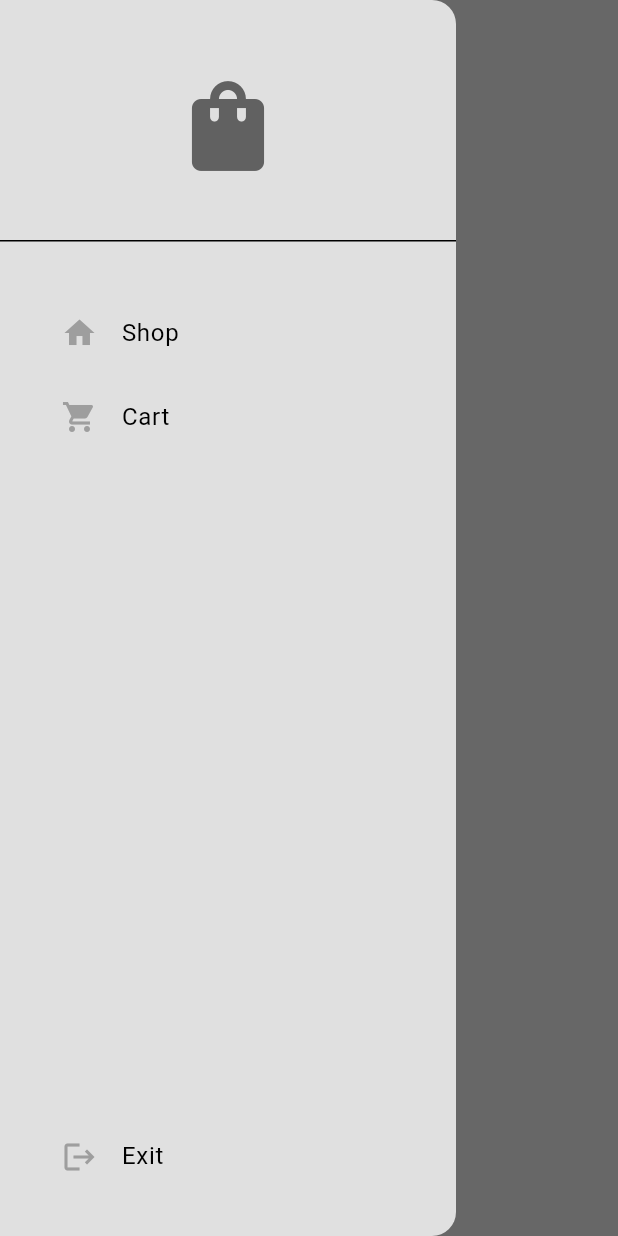
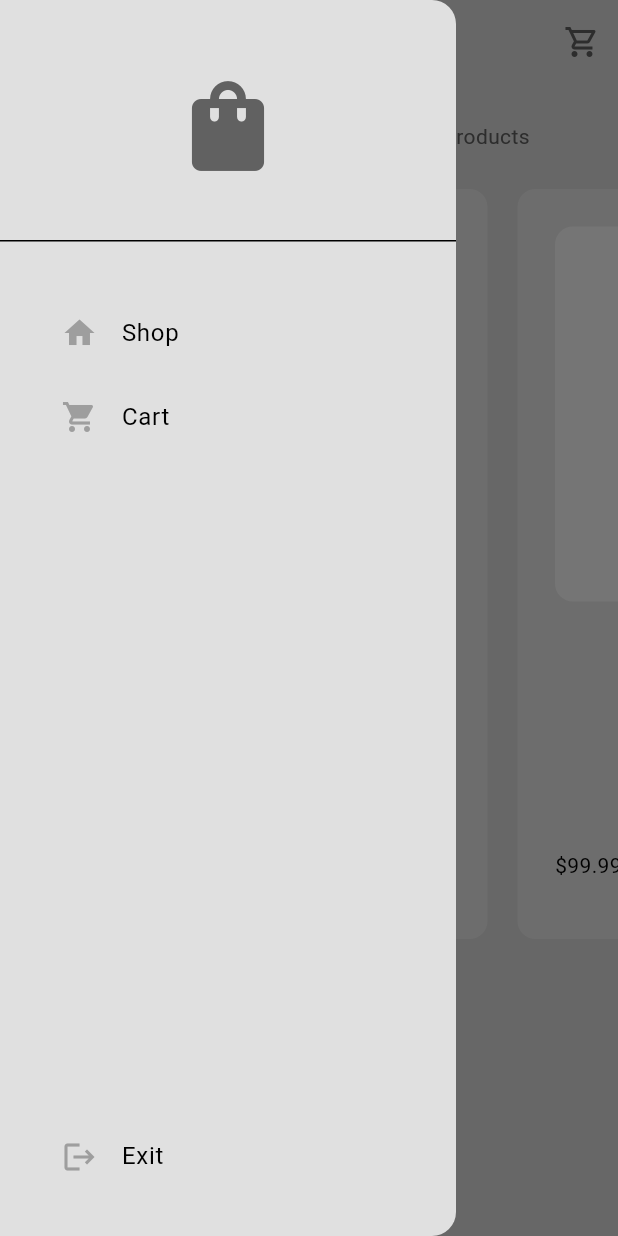
Before and after one commit to PavanBhat007/E-Commerce-App, a Flutter app: the ShopPage screen opened by its route, with the side drawer open, on a phone screen of 412 x 824 dp. Run offline on Flutter 3.47's test engine with Material 3 defaults, Android fonts, the phone set to English and light mode, and no system bars.

Commit message:
project complete

```diff
--- /dev/null
+++ b/e_commerce_app/lib/components/product_tile.dart
@@ -0,0 +1,116 @@
+import "package:e_commerce_app/models/product.dart";
+import "package:e_commerce_app/models/shop.dart";
+import "package:flutter/material.dart";
+import "package:provider/provider.dart";
+
+class ProductTile extends StatelessWidget {
+  final Product product;
+
+  const ProductTile({
+    super.key,
+    required this.product,
+  });
+
+  // add to cart button press
+  void addToCart(BuildContext context) {
+    showDialog(
+      context: context,
+      builder: (context) =>
+          AlertDialog(content: Text("Add this item to cart?"), actions: [
+        // cancel button
+        MaterialButton(
+          onPressed: () => Navigator.pop(context),
+          child: const Text("Cancel"),
+        ),
+
+        // confirm button
+        MaterialButton(
+          onPressed: () {
+            Navigator.pop(context);
+            context.read<Shop>().addToCart(product);
+          },
+          child: const Text("Yes"),
+        ),
+      ]),
+    );
+  }
+
+  @override
+  Widget build(BuildContext context) {
+    return Container(
+        decoration: BoxDecoration(
+          color: Theme.of(context).colorScheme.primary,
+          borderRadius: BorderRadius.circular(12),
+        ),
+        margin: const EdgeInsets.all(10),
+        padding: const EdgeInsets.all(25),
+        width: 300,
+        child: Column(
+          crossAxisAlignment: CrossAxisAlignment.start,
+          mainAxisAlignment: MainAxisAlignment.spaceBetween,
+          children: [
+            Column(
+              children: [
+                // product image
+                AspectRatio(
+                  aspectRatio: 1,
+                  child: Container(
+                    decoration: BoxDecoration(
+                      color: Theme.of(context).colorScheme.secondary,
+                      borderRadius: BorderRadius.circular(12),
+                    ),
+                    width: double.infinity,
+                    padding: const EdgeInsets.all(25),
+                    child: const Icon(Icons.favorite),
+                  ),
+                ),
+
+                const SizedBox(height: 25),
+
+                // product name
+                Text(
+                  product.name,
+                  style: const TextStyle(
+                    fontWeight: FontWeight.bold,
+                    fontSize: 20,
+                  ),
+                ),
+
+                const SizedBox(height: 25),
+
+                // product description
+                Text(
+                  product.description,
+                  style: TextStyle(
+                    color: Theme.of(context).colorScheme.inversePrimary,
+                  ),
+                ),
+              ],
+            ),
+
+            const SizedBox(height: 25),
+
+            // product price & add to cart
+            Row(
+              mainAxisAlignment: MainAxisAlignment.spaceBetween,
+              children: [
+                // PRICE
+                Text('\$' + product.price.toStringAsFixed(2)),
+
+                // ADD TO CART BUTTON
+                Container(
+                  decoration: BoxDecoration(
+                    color: Theme.of(context).colorScheme.primary,
+                    borderRadius: BorderRadius.circular(12),
+                  ),
+                  child: IconButton(
+                    onPressed: () => addToCart(context),
+                    icon: Icon(Icons.add),
+                  ),
+                ),
+              ],
+            ),
+          ],
+        ));
+  }
+}
--- /dev/null
+++ b/e_commerce_app/lib/models/product.dart
@@ -0,0 +1,13 @@
+class Product {
+  final String name;
+  final double price;
+  final String description;
+  // final String imagePath;
+
+  Product({
+    required this.name,
+    required this.price,
+    required this.description,
+    // required this.imagePath,
+  });
+}
--- /dev/null
+++ b/e_commerce_app/lib/models/shop.dart
@@ -0,0 +1,56 @@
+import 'package:e_commerce_app/models/product.dart';
+import 'package:flutter/material.dart';
+
+class Shop extends ChangeNotifier {
+  // PRODUCTS FOR SALE
+  final List<Product> _shop = [
+    // PRODUCT 1
+    Product(
+      name: "Product 1",
+      price: 99.99,
+      description: "Item Description",
+    ),
+
+    // PRODUCT 2
+    Product(
+      name: "Product 2",
+      price: 99.99,
+      description: "Item Description",
+    ),
+
+    // PRODUCT 3
+    Product(
+      name: "Product 3",
+      price: 99.99,
+      description: "Item Description",
+    ),
+
+    // PRODUCT 4
+    Product(
+      name: "Product 4",
+      price: 99.99,
+      description: "Item Description",
+    ),
+  ];
+
+  // CART
+  List<Product> _cart = [];
+
+  // PRODUCT LIST
+  List<Product> get shop => _shop;
+
+  // GETTER -> USER CART
+  List<Product> get cart => _cart;
+
+  // ADD ITEM TO CART
+  void addToCart(Product item) {
+    _cart.add(item);
+    notifyListeners();
+  }
+
+  // REMOVE ITEM FROM CART
+  void removeFromCart(Product item) {
+    _cart.remove(item);
+    notifyListeners();
+  }
+}
--- a/e_commerce_app/lib/pages/shop_page.dart
+++ b/e_commerce_app/lib/pages/shop_page.dart
@@ -1,20 +1,64 @@
 import "package:e_commerce_app/components/drawer.dart";
+import "package:e_commerce_app/components/product_tile.dart";
+import "package:e_commerce_app/models/shop.dart";
 import "package:flutter/material.dart";
+import "package:provider/provider.dart";
 
 class ShopPage extends StatelessWidget {
   const ShopPage({super.key});
 
   @override
   Widget build(BuildContext context) {
+    // access products in shop
+    final products = context.watch<Shop>().shop;
+
     return Scaffold(
       appBar: AppBar(
         backgroundColor: Colors.transparent,
         elevation: 0,
         foregroundColor: Theme.of(context).colorScheme.inversePrimary,
-        title: const Text("Shop Page")
+        title: const Text("Shop Page"),
+        actions: [
+          // cart button
+          IconButton(
+            onPressed: () => Navigator.pushNamed(context, '/cart_page'),
+            icon: const Icon(Icons.shopping_cart_outlined),
+          ),
+        ],
       ),
       drawer: const MyDrawer(),
       backgroundColor: Theme.of(context).colorScheme.background,
+      body: ListView(
+        children: [
+          const SizedBox(height: 25),
+
+          // SHOP SUBTITLE
+          Center(
+            child: Text(
+              "Pick from a selected list of premium products",
+              style: TextStyle(
+                  color: Theme.of(context).colorScheme.inversePrimary),
+            ),
+          ),
+
+          // PRODUCT LIST
+          SizedBox(
+            height: 550,
+            child: ListView.builder(
+              itemCount: products.length,
+              padding: const EdgeInsets.all(15),
+              scrollDirection: Axis.horizontal,
+              itemBuilder: (context, index) {
+                // get individual products
+                final product = products[index];
+
+                // return as product tile
+                return ProductTile(product: product);
+              },
+            ),
+          ),
+        ],
+      ),
     );
   }
 }
--- a/e_commerce_app/pubspec.yaml
+++ b/e_commerce_app/pubspec.yaml
@@ -35,6 +35,7 @@ dependencies:
   # The following adds the Cupertino Icons font to your application.
   # Use with the CupertinoIcons class for iOS style icons.
   cupertino_icons: ^1.0.2
+  provider: ^6.1.2
 
 dev_dependencies:
   flutter_test:
```
Also changed, not shown: e_commerce_app/lib/main.dart (+12 -7 lines), e_commerce_app/lib/pages/cart_page.dart (+78 -0 lines).
